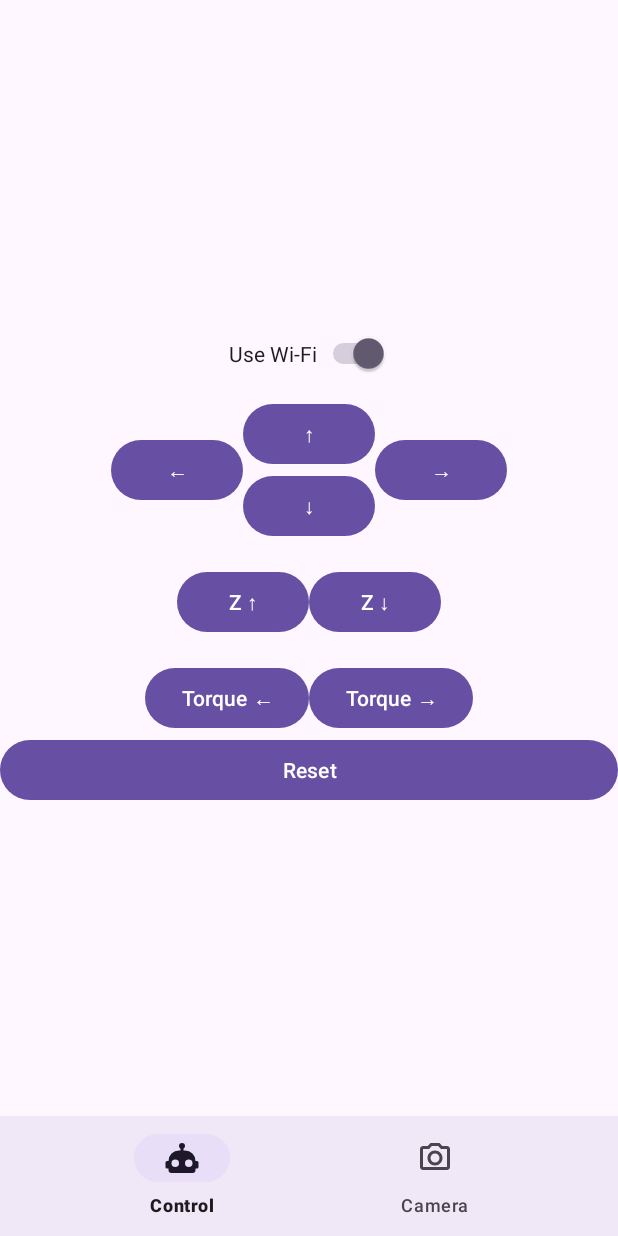
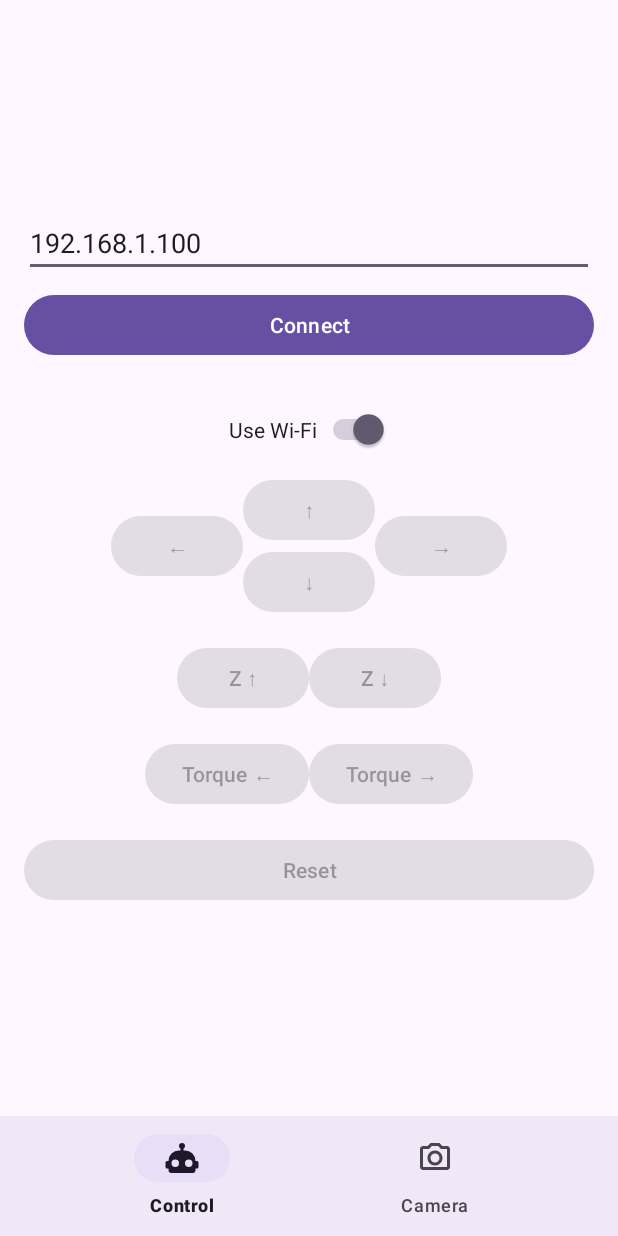
Before and after one commit to Holicklis/ChineseCheckerRobot, an Android app: the screen it shows after launch (MainActivity), on a phone screen of 412 x 824 dp. Run offline under Robolectric (Android 15) with nearby library versions, the phone set to English and light mode, and no system bars.

Commit message:
ST Mode iinnii

```diff
--- a/app/src/main/java/hku/cs/fyp24057/chinesecheckerrobot/RobotControlFragment.java
+++ b/app/src/main/java/hku/cs/fyp24057/chinesecheckerrobot/RobotControlFragment.java
@@ -1,5 +1,7 @@
 package hku.cs.fyp24057.chinesecheckerrobot;
 
+import android.content.Context;
+import android.content.SharedPreferences;
 import android.os.Bundle;
 import android.os.Handler;
 import android.os.Looper;
@@ -8,6 +10,7 @@ import android.view.MotionEvent;
 import android.view.View;
 import android.view.ViewGroup;
 import android.widget.Button;
+import android.widget.EditText;
 import android.widget.Switch;
 import android.widget.Toast;
 import android.util.Log;
@@ -29,9 +32,13 @@ import java.util.concurrent.atomic.AtomicBoolean;
 
 public class RobotControlFragment extends Fragment {
     private static final String TAG = "RobotControlFragment";
+    private static final String PREFS_NAME = "RobotSettings";
+    private static final String PREF_ROBOT_IP = "robot_ip";
 
     // UI Elements
     private Switch switchCommMode;
+    private EditText editTextIpAddress;
+    private Button btnConnect;
     private Button btnUp, btnDown, btnLeft, btnRight;
     private Button btnZUp, btnZDown;
     private Button btnTorqueLeft, btnTorqueRight;
@@ -42,7 +49,7 @@ public class RobotControlFragment extends Fragment {
     private final BlockingQueue<Command> commandQueue = new LinkedBlockingQueue<>();
     private final AtomicBoolean isCommandInProgress = new AtomicBoolean(false);
     private long lastCommandTime = 0;
-    private static final long MIN_COMMAND_INTERVAL = 20; // Minimum time between commands in ms
+    private static final long MIN_COMMAND_INTERVAL = 20;
 
     // Movement state tracking
     private boolean isMoving = false;
@@ -76,10 +83,11 @@ public class RobotControlFragment extends Fragment {
     private float x = INT_X;
     private float y = INT_Y;
     private float z = INT_Z;
-    private float t = INT_T;  // wrist angle
+    private float t = INT_T;
 
     // Robot configuration
-    private String robotIp = "192.168.4.1";
+    private String robotIp;
+    private boolean isConnected = false;
 
     // Movement increments
     private final float MOVE_STEP_X = 5.0f;
@@ -97,11 +105,13 @@ public class RobotControlFragment extends Fragment {
     public void onViewCreated(@NonNull View view, @Nullable Bundle savedInstanceState) {
         super.onViewCreated(view, savedInstanceState);
         initializeViews(view);
+        loadRobotIp();
         setupButtonListeners();
         startCommandProcessor();
     }
 
     private void initializeViews(View view) {
+        // Original views
         switchCommMode = view.findViewById(R.id.switchCommMode);
         btnUp = view.findViewById(R.id.btnUp);
         btnDown = view.findViewById(R.id.btnDown);
@@ -112,6 +122,97 @@ public class RobotControlFragment extends Fragment {
         btnTorqueLeft = view.findViewById(R.id.btnTorqueLeft);
         btnTorqueRight = view.findViewById(R.id.btnTorqueRight);
         btnReset = view.findViewById(R.id.btnReset);
+
+        // New views for IP configuration
+        editTextIpAddress = view.findViewById(R.id.editTextIpAddress);
+        btnConnect = view.findViewById(R.id.btnConnect);
+
+        // Set up the connect button
+        btnConnect.setOnClickListener(v -> {
+            String newIp = editTextIpAddress.getText().toString().trim();
+            if (isValidIpAddress(newIp)) {
+                saveRobotIp(newIp);
+                testConnection();
+            } else {
+                showToast("Invalid IP address format");
+            }
+        });
+
+        // Initially disable control buttons
+        setControlButtonsEnabled(false);
+    }
+
+    private void loadRobotIp() {
+        SharedPreferences prefs = requireContext().getSharedPreferences(PREFS_NAME, Context.MODE_PRIVATE);
+        robotIp = prefs.getString(PREF_ROBOT_IP, "192.168.1.100"); // Default IP for router mode
+        editTextIpAddress.setText(robotIp);
+    }
+
+    private void saveRobotIp(String ip) {
+        SharedPreferences prefs = requireContext().getSharedPreferences(PREFS_NAME, Context.MODE_PRIVATE);
+        prefs.edit().putString(PREF_ROBOT_IP, ip).apply();
+        robotIp = ip;
+    }
+
+    private boolean isValidIpAddress(String ip) {
+        String[] parts = ip.split("\\.");
+        if (parts.length != 4) return false;
+
+        try {
+            for (String part : parts) {
+                int value = Integer.parseInt(part);
+                if (value < 0 || value > 255) return false;
+            }
+            return true;
+        } catch (NumberFormatException e) {
+            return false;
+        }
+    }
+
+    private void testConnection() {
+        executorService.submit(() -> {
+            try {
+                String testUrl = "http://" + robotIp + "/js?json={\"T\":0}";  // Simple test command
+                URL url = new URL(testUrl);
+                HttpURLConnection conn = (HttpURLConnection) url.openConnection();
+                conn.setRequestMethod("GET");
+                conn.setConnectTimeout(5000);
+                conn.setReadTimeout(5000);
+
+                int responseCode = conn.getResponseCode();
+                isConnected = (responseCode == HttpURLConnection.HTTP_OK);
+
+                requireActivity().runOnUiThread(() -> {
+                    if (isConnected) {
+                        showToast("Connected to robot successfully");
+                        setControlButtonsEnabled(true);
+                    } else {
+                        showToast("Failed to connect to robot");
+                        setControlButtonsEnabled(false);
+                    }
+                });
+
+            } catch (Exception e) {
+                Log.e(TAG, "Connection test failed", e);
+                requireActivity().runOnUiThread(() -> {
+                    showToast("Connection failed: " + e.getMessage());
+                    setControlButtonsEnabled(false);
+                    isConnected = false;
+                });
+            }
+        });
+    }
+
+    private void setControlButtonsEnabled(boolean enabled) {
+        btnUp.setEnabled(enabled);
+        btnDown.setEnabled(enabled);
+        btnLeft.setEnabled(enabled);
+        btnRight.setEnabled(enabled);
+        btnZUp.setEnabled(enabled);
+        btnZDown.setEnabled(enabled);
+        btnTorqueLeft.setEnabled(enabled);
+        btnTorqueRight.setEnabled(enabled);
+        btnReset.setEnabled(enabled);
     }
 
     private void startCommandProcessor() {
@@ -119,7 +220,7 @@ public class RobotControlFragment extends Fragment {
             while (!Thread.currentThread().isInterrupted()) {
                 try {
                     Command cmd = commandQueue.poll(100, TimeUnit.MILLISECONDS);
-                    if (cmd != null) {
+                    if (cmd != null && isConnected) {
                         processCommand(cmd);
                     }
                 } catch (InterruptedException e) {
@@ -224,7 +325,7 @@ public class RobotControlFragment extends Fragment {
             private final Runnable repeatAction = new Runnable() {
                 @Override
                 public void run() {
-                    if (isHeld) {
+                    if (isHeld && isConnected) {
                         action.run();
                         handler.postDelayed(this, MIN_COMMAND_INTERVAL);
                     }
@@ -253,6 +354,10 @@ public class RobotControlFragment extends Fragment {
     }
 
     private boolean canSendCommand() {
+        if (!isConnected) {
+            showToast("Not connected to robot");
+            return false;
+        }
         long currentTime = System.currentTimeMillis();
         return !isCommandInProgress.get() &&
                 (currentTime - lastCommandTime) >= MIN_COMMAND_INTERVAL;
--- a/app/src/main/res/layout/fragment_robot_control.xml
+++ b/app/src/main/res/layout/fragment_robot_control.xml
@@ -4,7 +4,30 @@
     android:layout_width="match_parent"
     android:layout_height="match_parent"
     android:orientation="vertical"
-    android:gravity="center">
+    android:gravity="center"
+    android:padding="16dp">
+
+    <!-- IP Configuration Section -->
+    <LinearLayout
+        android:layout_width="match_parent"
+        android:layout_height="wrap_content"
+        android:orientation="vertical"
+        android:layout_marginBottom="16dp">
+
+        <EditText
+            android:id="@+id/editTextIpAddress"
+            android:layout_width="match_parent"
+            android:layout_height="wrap_content"
+            android:hint="Robot IP Address"
+            android:inputType="text"
+            android:layout_marginBottom="8dp"/>
+
+        <Button
+            android:id="@+id/btnConnect"
+            android:layout_width="match_parent"
+            android:layout_height="wrap_content"
+            android:text="Connect"/>
+    </LinearLayout>
 
     <!-- Switch: placeholder for wifi ap or not -->
     <Switch
@@ -15,7 +38,7 @@
         android:checked="true"
         android:layout_margin="16dp" />
 
-    <!-- XY  -->
+    <!-- XY Controls -->
     <LinearLayout
         android:layout_width="wrap_content"
         android:layout_height="wrap_content"
@@ -54,7 +77,7 @@
             android:text="→" />
     </LinearLayout>
 
-    <!-- Z  -->
+    <!-- Z Controls -->
     <LinearLayout
         android:layout_width="wrap_content"
         android:layout_height="wrap_content"
@@ -75,7 +98,7 @@
             android:text="Z ↓" />
     </LinearLayout>
 
-    <!-- Torque -->
+    <!-- Torque Controls -->
     <LinearLayout
         android:layout_width="wrap_content"
         android:layout_height="wrap_content"
@@ -95,11 +118,13 @@
             android:layout_height="wrap_content"
             android:text="Torque →" />
     </LinearLayout>
+
+    <!-- Reset Button -->
     <Button
         android:id="@+id/btnReset"
         android:layout_width="match_parent"
         android:layout_height="wrap_content"
+        android:layout_marginTop="16dp"
         android:text="Reset" />
 
-
 </LinearLayout>
```
